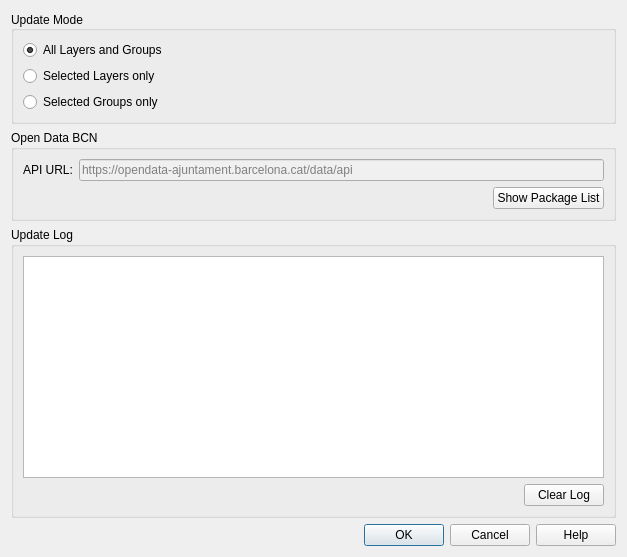
Before: the Qt Designer form uddmanager_dialog_update.ui in geraldo/uddmanager, drawn with Qt 5.
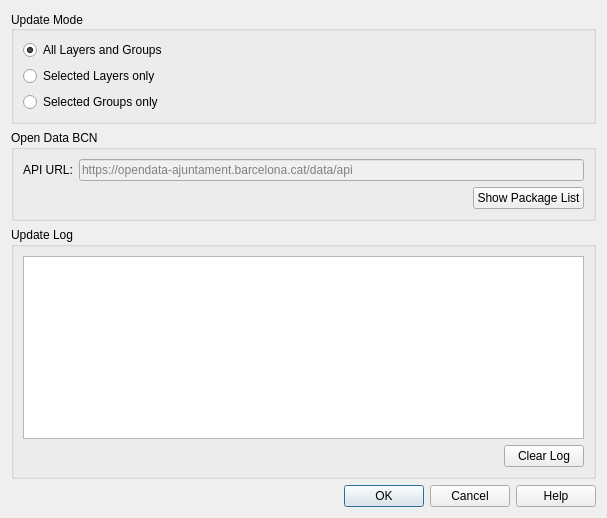
After: the same form once the commit is applied.

Commit message: fix plugin_dependencies

What changed in the file:
```diff
--- a/uddmanager_dialog_update.ui
+++ b/uddmanager_dialog_update.ui
@@ -6,8 +6,8 @@
    <rect>
     <x>0</x>
     <y>0</y>
-    <width>627</width>
-    <height>557</height>
+    <width>607</width>
+    <height>518</height>
    </rect>
   </property>
   <property name="sizePolicy">
```
The commit also changes 1 other file.
